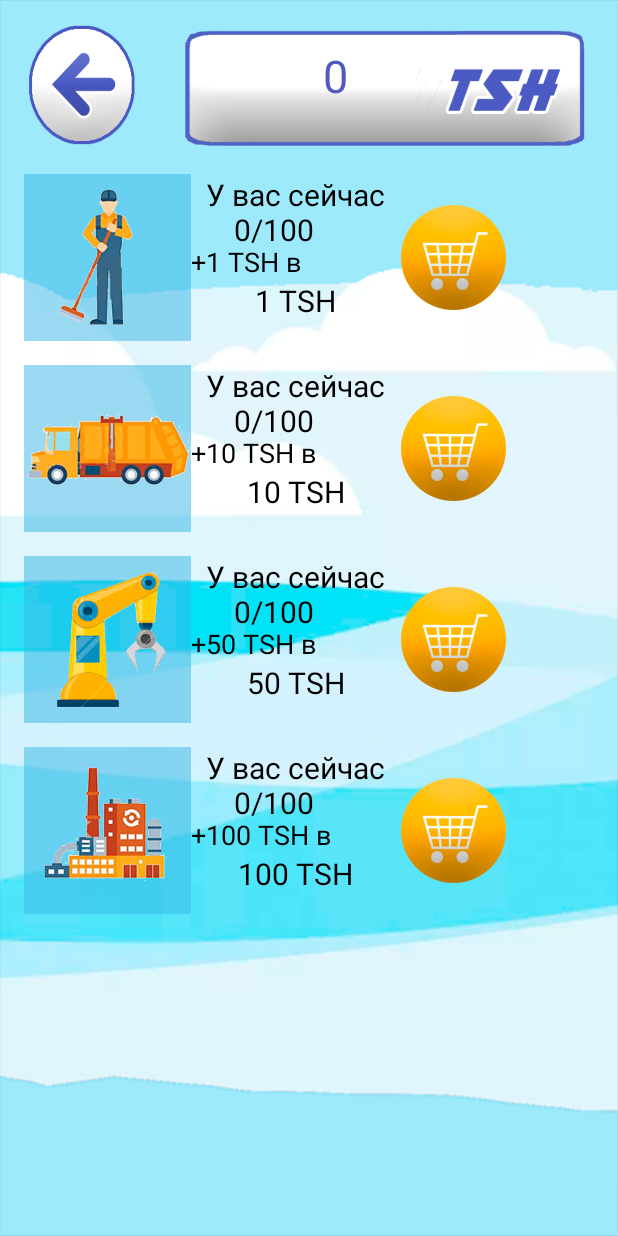
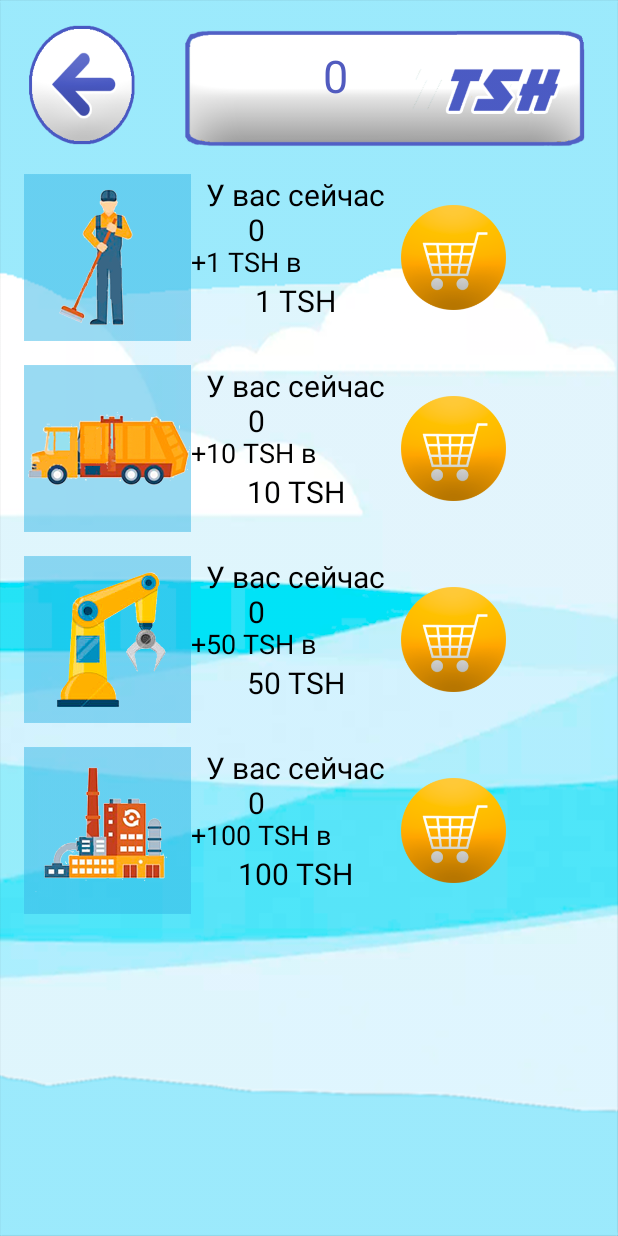
Before and after one commit to gleb-shnshn/TrashWorld, an Android app: the StoreActivity screen opened directly, with no data from a screen before it, on a phone screen of 412 x 824 dp. Run offline under Robolectric (Android 15) with nearby library versions, the phone set to English and light mode, and no system bars; plain views replace CFTextView.

Commit message:
03-05-2018

```diff
--- a/app/src/main/java/glebshanshin/trashworld/StoreActivity.java
+++ b/app/src/main/java/glebshanshin/trashworld/StoreActivity.java
@@ -75,12 +75,12 @@ public class StoreActivity extends Activity{
 
     private String getstr(int what) {
         String newa=""+what;
-        int d=2-newa.length();
+        int d=4-newa.length();
         if (d<0){
             d=0;
         }
         String prefix=new String(new char[d]).replace("\0", " ");
-        return u+prefix+newa+"/100";
+        return u+prefix+newa;
     }
 
     private void updateTSH() {
--- a/app/src/main/res/layout/store_main.xml
+++ b/app/src/main/res/layout/store_main.xml
@@ -78,7 +78,7 @@
                 android:layout_height="33dp"
                 android:layout_gravity="center_horizontal"
                 android:layout_weight="1"
-                android:text="У вас сейчас\n   0/100"
+                android:text="У вас сейчас\n     0"
                 android:textColor="#000000"
                 android:textSize="20dp"
                 app:font_name="brody.ttf" />
@@ -139,7 +139,7 @@
                 android:layout_height="33dp"
                 android:layout_gravity="center_horizontal"
                 android:layout_weight="1"
-                android:text="У вас сейчас\n   0/100"
+                android:text="У вас сейчас\n     0"
                 android:textColor="#000000"
                 android:textSize="20dp"
                 app:font_name="brody.ttf" />
@@ -200,7 +200,7 @@
                 android:layout_height="33dp"
                 android:layout_gravity="center_horizontal"
                 android:layout_weight="1"
-                android:text="У вас сейчас\n   0/100"
+                android:text="У вас сейчас\n     0"
                 android:textColor="#000000"
                 android:textSize="20dp"
                 app:font_name="brody.ttf" />
@@ -260,7 +260,7 @@
                 android:layout_height="33dp"
                 android:layout_gravity="center_horizontal"
                 android:layout_weight="1"
-                android:text="У вас сейчас\n   0/100"
+                android:text="У вас сейчас\n     0"
                 android:textColor="#000000"
                 android:textSize="20dp"
                 app:font_name="brody.ttf" />
--- a/app/src/main/res/values/strings.xml
+++ b/app/src/main/res/values/strings.xml
@@ -1,3 +1,3 @@
 <resources>
-    <string name="app_name">TrashClicker</string>
+    <string name="app_name">TrashWorld</string>
 </resources>
```
